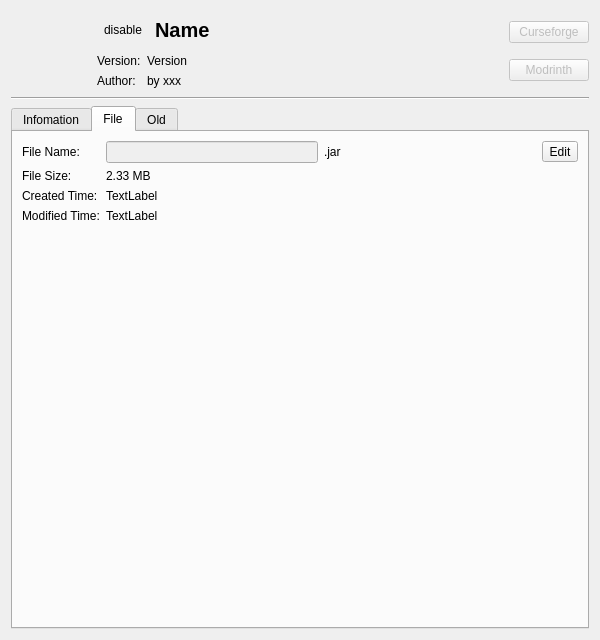
kaniol-lck/modmanager, file src/ui/localmodinfodialog.ui: the form before one commit.
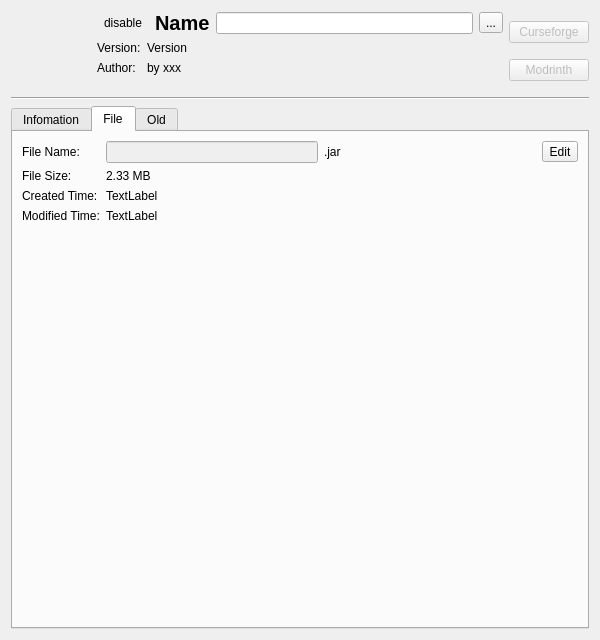
The form after the commit. The open tabs and pages were chosen to show the change. Icons and pictures are not drawn.

Commit message: set mod alias

The edit to the form file:
```diff
--- a/src/ui/localmodinfodialog.ui
+++ b/src/ui/localmodinfodialog.ui
@@ -81,6 +81,22 @@
        </property>
       </widget>
      </item>
+     <item>
+      <widget class="QLineEdit" name="aliasText"/>
+     </item>
+     <item>
+      <widget class="QToolButton" name="editAliasButton">
+       <property name="text">
+        <string>...</string>
+       </property>
+       <property name="icon">
+        <iconset theme="entry-edit"/>
+       </property>
+       <property name="checkable">
+        <bool>true</bool>
+       </property>
+      </widget>
+     </item>
     </layout>
    </item>
    <item row="0" column="2" rowspan="2">
```
Left out of the diff: 5 changed lines with no effect on the pictures. The commit also changes 10 other files.
